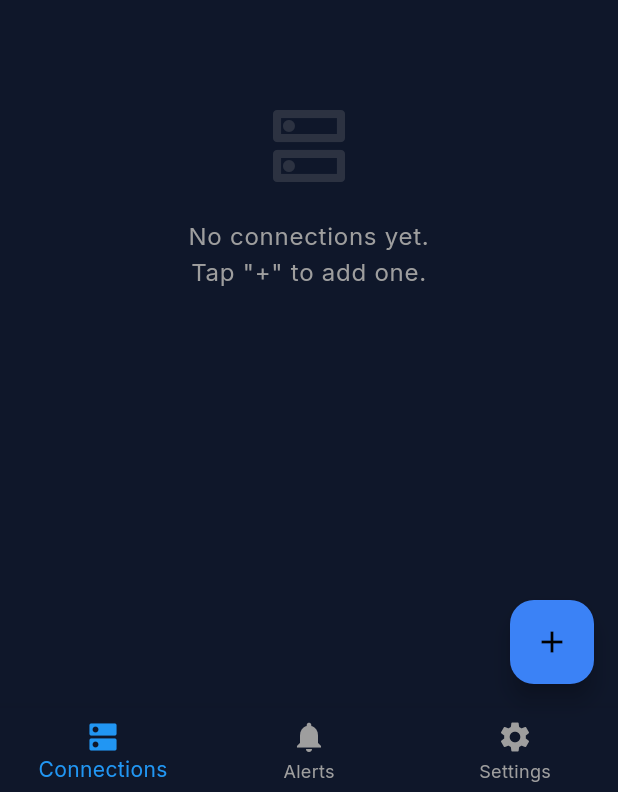
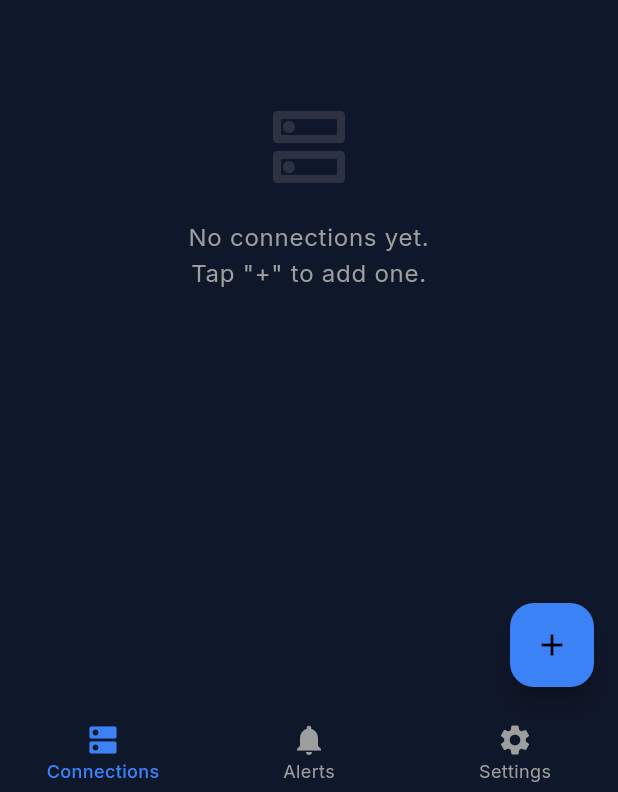
Before and after one commit to sajidalianjum/fluxlyn, a Flutter app: the screen it shows after launch, on a phone screen of 412 x 824 dp. Shown: the part 441-1233 px from the top of the screen. Run offline on Flutter 3.47's test engine with Material 3 defaults, Android fonts, the phone set to English and light mode, and no system bars; our stand-ins replace data_table_2, flutter_highlight, flutter_local_notifications, google_fonts, hive, hive_flutter; missing offline and left inert: dartssh2, file_selector, flutter_code_editor, highlight, mysql_dart; accounts and stored records are empty.

```diff
--- a/lib/src/core/theme/app_theme.dart
+++ b/lib/src/core/theme/app_theme.dart
@@ -26,10 +26,9 @@ class AppTheme {
         surface: _cardBackground,
         onSurface: _textPrimary,
       ),
-      textTheme: GoogleFonts.interTextTheme(ThemeData.dark().textTheme).apply(
-        bodyColor: _textPrimary,
-        displayColor: _textPrimary,
-      ),
+      textTheme: GoogleFonts.interTextTheme(
+        ThemeData.dark().textTheme,
+      ).apply(bodyColor: _textPrimary, displayColor: _textPrimary),
       // cardTheme: CardTheme(
       //   color: _cardBackground,
       //   elevation: 0,
@@ -50,6 +49,25 @@ class AppTheme {
         iconTheme: IconThemeData(color: _primary),
       ),
       iconTheme: const IconThemeData(color: _primary),
+      bottomNavigationBarTheme: BottomNavigationBarThemeData(
+        backgroundColor: _background,
+        selectedItemColor: _primary,
+        unselectedItemColor: Colors.grey,
+        selectedLabelStyle: TextStyle(
+          fontSize: 12,
+          fontWeight: FontWeight.w500,
+        ),
+        unselectedLabelStyle: TextStyle(
+          fontSize: 12,
+          fontWeight: FontWeight.w400,
+        ),
+        type: BottomNavigationBarType.fixed,
+        elevation: 8,
+        showUnselectedLabels: true,
+        showSelectedLabels: true,
+        enableFeedback: true,
+        landscapeLayout: BottomNavigationBarLandscapeLayout.centered,
+      ),
     );
   }
 }
--- a/lib/src/features/connections/presentation/pages/connections_page.dart
+++ b/lib/src/features/connections/presentation/pages/connections_page.dart
@@ -56,9 +56,6 @@ class _ConnectionsPageState extends State<ConnectionsPage> {
       body: IndexedStack(index: _selectedTabIndex, children: tabs),
       floatingActionButton: _getFloatingActionButton(),
       bottomNavigationBar: BottomNavigationBar(
-        backgroundColor: const Color(0xFF0F172A),
-        selectedItemColor: Colors.blue,
-        unselectedItemColor: Colors.grey,
         currentIndex: _selectedTabIndex,
         onTap: (index) {
           setState(() {
--- a/lib/src/features/dashboard/presentation/pages/dashboard_page.dart
+++ b/lib/src/features/dashboard/presentation/pages/dashboard_page.dart
@@ -58,10 +58,6 @@ class DashboardPage extends StatelessWidget {
           ],
         ),
         bottomNavigationBar: BottomNavigationBar(
-          backgroundColor: const Color(0xFF0F172A),
-          selectedItemColor: Colors.blue,
-          unselectedItemColor: Colors.grey,
-          type: BottomNavigationBarType.fixed,
           currentIndex: provider.selectedTabIndex,
           onTap: (index) => provider.setTabIndex(index),
           items: const [
```
